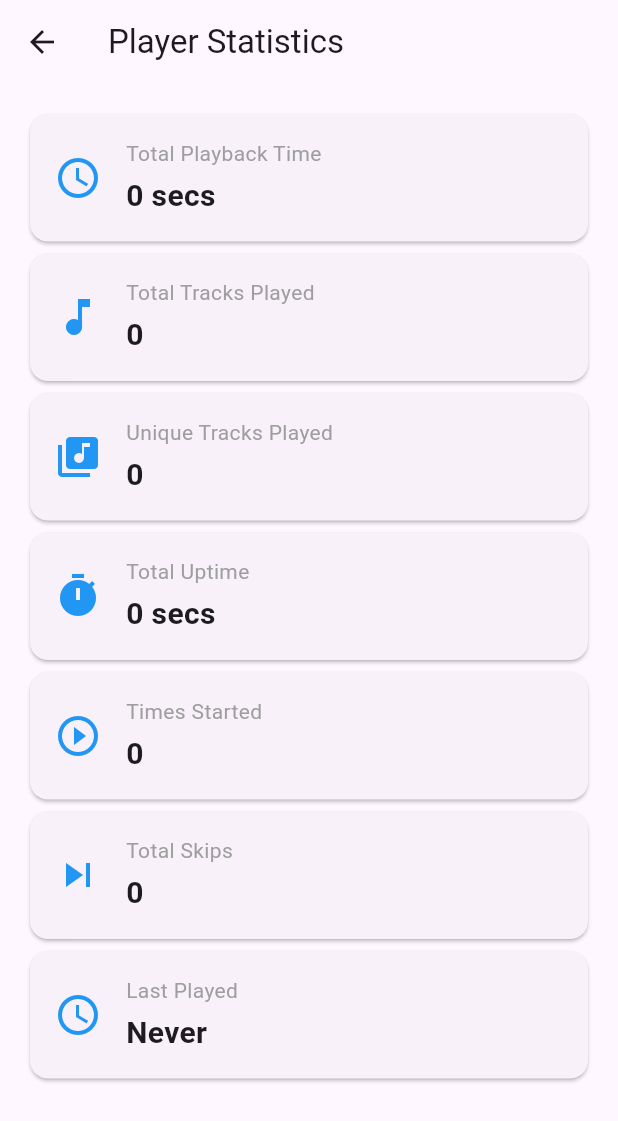
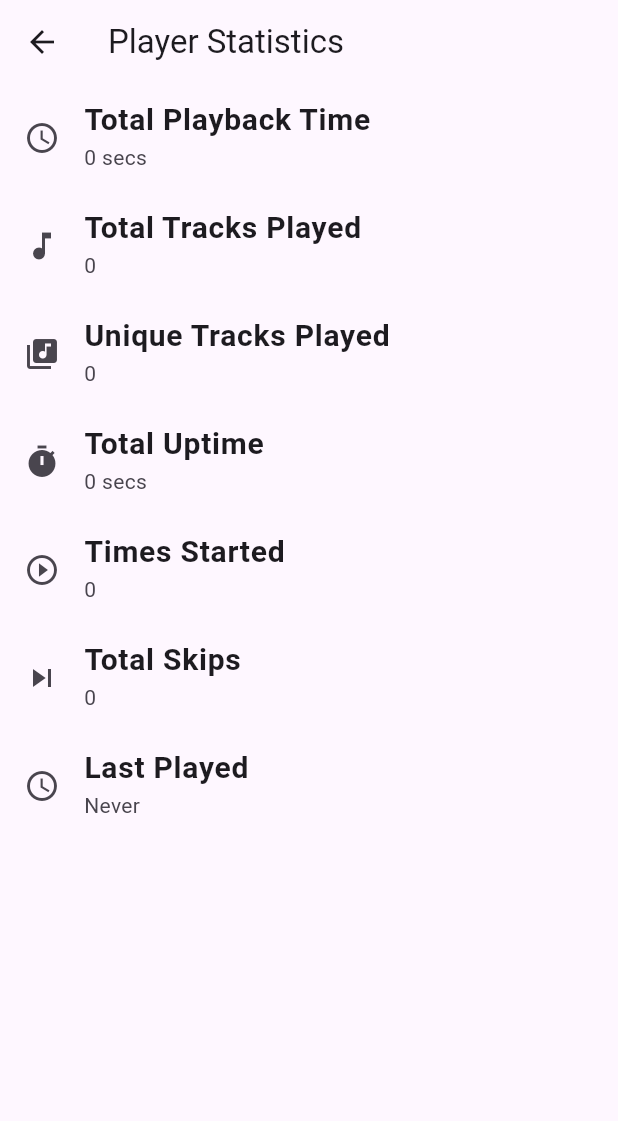
Before and after one commit to FranLMSP/yampa, a Flutter app: the screen it shows after launch, tab 5 chosen, after a tap on "Statistics", on a phone screen of 412 x 824 dp. Shown: the top 1121 px of the screen. Run offline on Flutter 3.47's test engine with Material 3 defaults, Android fonts, the phone set to English and light mode, and no system bars; our stand-ins replace file_picker, flutter_riverpod, fluttertoast, image_picker, just_audio, just_audio_background and 4 more; missing offline and left inert: audiotags, crop_your_image, just_audio_media_kit, ulid, window_manager; accounts and stored records are empty.

Commit message:
minimalize settings menu

```diff
--- a/lib/widgets/main_browser/all_tracks/track_list/track_item.dart
+++ b/lib/widgets/main_browser/all_tracks/track_list/track_item.dart
@@ -99,7 +99,7 @@ class TrackItem extends ConsumerWidget {
         leading: _buildTrackIcon(isPlaying),
         title: Text(
           track.displayTitle(),
-          style: const TextStyle(fontSize: 12, fontWeight: FontWeight.bold),
+          style: const TextStyle(fontSize: 13.5, fontWeight: FontWeight.bold),
         ),
         subtitle: Row(
           children: [
--- a/lib/widgets/main_browser/settings_page.dart
+++ b/lib/widgets/main_browser/settings_page.dart
@@ -13,9 +13,8 @@ class SettingsPage extends StatelessWidget {
     required IconData icon,
     required VoidCallback onTap,
   }) {
-    return Card(
-      child: ListTile(
-        leading: Icon(icon, size: 32, color: Colors.blue),
+    return ListTile(
+        leading: Icon(icon, size: 32),
         title: Text(
           title,
           style: const TextStyle(fontSize: 16, fontWeight: FontWeight.bold),
@@ -23,7 +22,6 @@ class SettingsPage extends StatelessWidget {
         subtitle: Text(subtitle),
         trailing: const Icon(Icons.chevron_right),
         onTap: onTap,
-      ),
     );
   }
 
@@ -31,13 +29,14 @@ class SettingsPage extends StatelessWidget {
   Widget build(BuildContext context) {
     return Scaffold(
       body: ListView(
-        padding: const EdgeInsets.all(16.0),
         children: [
-          const Text(
-            'Settings',
-            style: TextStyle(fontSize: 24, fontWeight: FontWeight.bold),
+          Padding(
+            padding: const EdgeInsets.all(10),
+            child: const Text(
+              'Settings',
+              style: TextStyle(fontSize: 24, fontWeight: FontWeight.bold),
+            ),
           ),
-          const SizedBox(height: 16),
           _buildSettingsOption(
             context: context,
             title: 'Statistics',
@@ -62,35 +61,10 @@ class PlayerStatisticsPage extends ConsumerWidget {
   const PlayerStatisticsPage({super.key});
 
   Widget _buildStatCard(String title, String value, IconData icon) {
-    return Card(
-      child: Padding(
-        padding: const EdgeInsets.all(16.0),
-        child: Row(
-          children: [
-            Icon(icon, size: 32, color: Colors.blue),
-            const SizedBox(width: 16),
-            Expanded(
-              child: Column(
-                crossAxisAlignment: CrossAxisAlignment.start,
-                children: [
-                  Text(
-                    title,
-                    style: const TextStyle(fontSize: 14, color: Colors.grey),
-                  ),
-                  const SizedBox(height: 4),
-                  Text(
-                    value,
-                    style: const TextStyle(
-                      fontSize: 20,
-                      fontWeight: FontWeight.bold,
-                    ),
-                  ),
-                ],
-              ),
-            ),
-          ],
-        ),
-      ),
+    return ListTile(
+      leading: Icon(icon),
+      title: Text(title, style: const TextStyle(fontSize: 20, fontWeight: FontWeight.bold)),
+      subtitle: Text(value),
     );
   }
 
@@ -103,7 +77,6 @@ class PlayerStatisticsPage extends ConsumerWidget {
       body: playerStatsAsync.when(
         data: (stats) {
           return ListView(
-            padding: const EdgeInsets.all(16.0),
             children: [
               _buildStatCard(
                 'Total Playback Time',
--- a/lib/widgets/player/neighboring_tracks.dart
+++ b/lib/widgets/player/neighboring_tracks.dart
@@ -35,7 +35,7 @@ class NeighboringTracks extends ConsumerWidget {
                   )
                 : const SizedBox.shrink(),
           ),
-          const SizedBox(width: 10),
+          const SizedBox(width: 5),
           Expanded(
             child: nextTrack != null
                 ? _buildTrackInfo(
```
